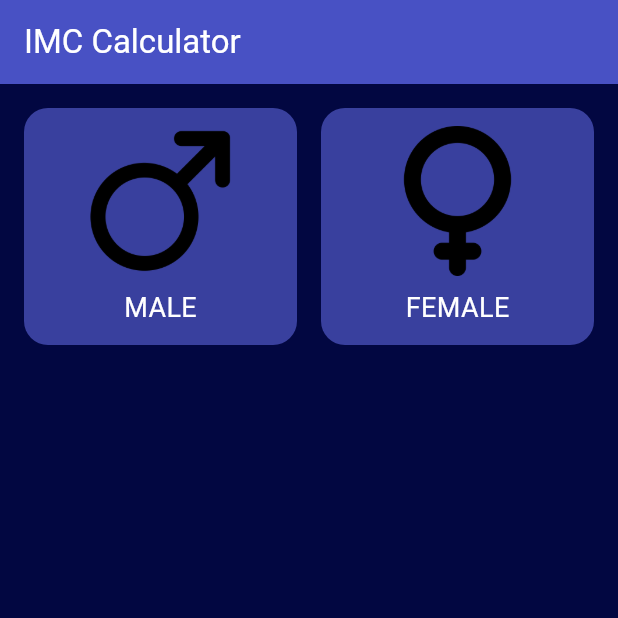
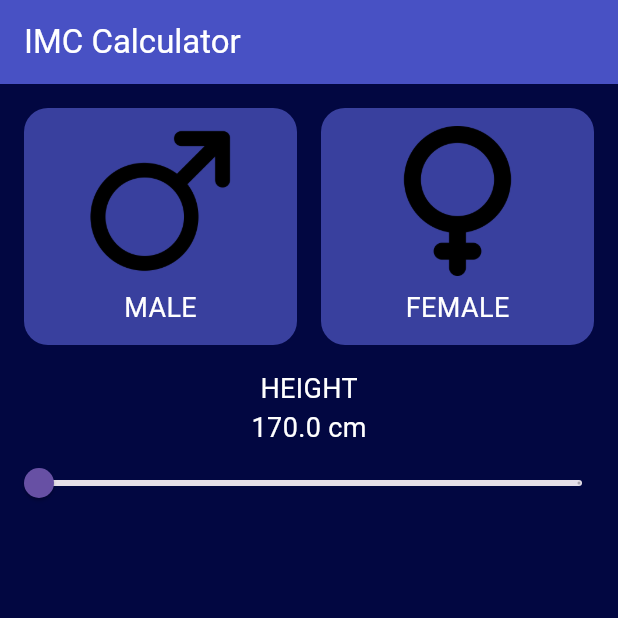
Before and after one commit to Marianvsf/imc_calculator, a Flutter app: the screen it shows after launch, on a phone screen of 412 x 824 dp, the top half of it. Run offline on Flutter 3.47's test engine with Material 3 defaults, Android fonts, the phone set to English and light mode, and no system bars.

Commit message:
height selector

```diff
--- a/lib/components/gender_selector.dart
+++ b/lib/components/gender_selector.dart
@@ -10,7 +10,7 @@ class GenderSelector extends StatefulWidget {
 }
 
 class _GenderSelectorState extends State<GenderSelector> {
-  String? selectedGender;
+  String? selectedGender; // variable to save the gender
 
   @override
   Widget build(BuildContext context) {
--- /dev/null
+++ b/lib/components/height_selector.dart
@@ -0,0 +1,34 @@
+import 'package:flutter/material.dart';
+import 'package:imc_calculator/core/text_styles.dart';
+
+class HeightSelector extends StatefulWidget {
+  const HeightSelector({super.key});
+
+  @override
+  State<HeightSelector> createState() => _HeightSelectorState();
+}
+
+class _HeightSelectorState extends State<HeightSelector> {
+  double height = 170; // variable to store the initial height
+
+  @override
+  Widget build(BuildContext context) {
+    return Column(
+      children: [
+        Text("Height".toUpperCase(), style: TextStyles.bodyText),
+        Text("$height cm", style: TextStyles.bodyText),
+        Slider(
+          value: height,
+          onChanged: (newHeight) {
+            setState(() {
+              height = newHeight;
+            });
+          },
+          min: 140,
+          max: 220,
+          divisions: 1,
+        )
+      ],
+    );
+  }
+}
--- a/lib/screens/home.dart
+++ b/lib/screens/home.dart
@@ -1,5 +1,6 @@
 import 'package:flutter/material.dart';
 import 'package:imc_calculator/components/gender_selector.dart';
+import 'package:imc_calculator/components/height_selector.dart';
 
 class HomeScreen extends StatefulWidget {
   const HomeScreen({super.key});
@@ -12,7 +13,7 @@ class _HomeScreenState extends State<HomeScreen> {
   @override
   Widget build(BuildContext context) {
     return Column(
-      children: [GenderSelector()],
+      children: [GenderSelector(), HeightSelector()],
     );
   }
 }
```
